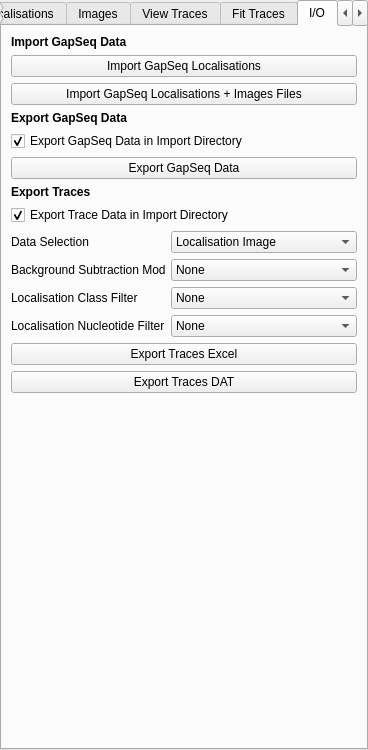
This is src/napari_gapseq/gapseq_ui.ui in piedrro/napari-GapSeq as Qt 5 draws it before an edit. The edited form follows.
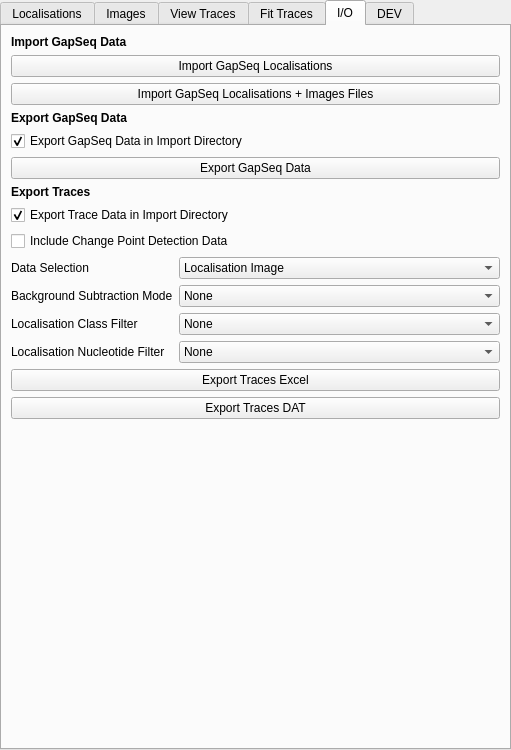
This is the edited form. The open tabs and pages were chosen to show the change.

Commit message: Added trace export

```diff
--- a/src/napari_gapseq/gapseq_ui.ui
+++ b/src/napari_gapseq/gapseq_ui.ui
@@ -6,7 +6,7 @@
    <rect>
     <x>0</x>
     <y>0</y>
-    <width>368</width>
+    <width>511</width>
     <height>750</height>
    </rect>
   </property>
@@ -1505,6 +1505,13 @@
       </property>
      </widget>
     </item>
+    <item>
+     <widget class="QCheckBox" name="export_cpd_data">
+      <property name="text">
+       <string>Include Change Point Detection Data</string>
+      </property>
+     </widget>
+    </item>
     <item>
      <layout class="QFormLayout" name="formLayout_3">
       <item row="2" column="0">
```
Left out of the diff: 14 changed lines with no effect on the pictures. The commit also changes 2 other files.
